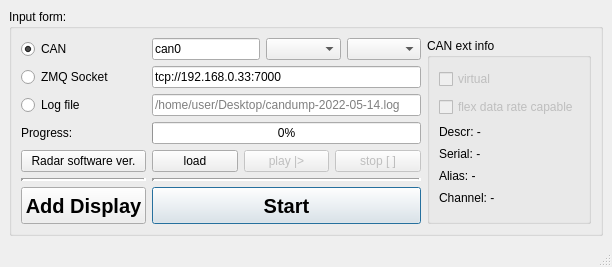
Qt form mainwindow.ui (anatoltrush/RadarVisual) before a commit.
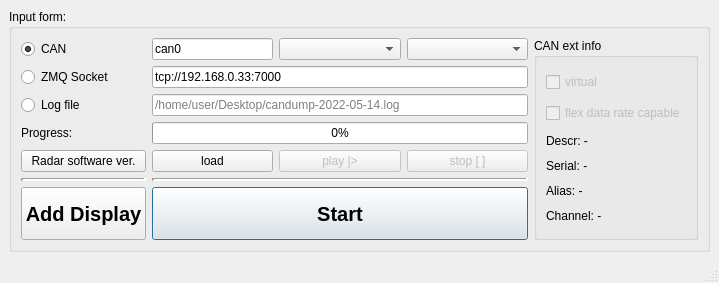
The same form after that commit. Icons and pictures are not drawn.

The edit to the form file:
```diff
--- a/mainwindow.ui
+++ b/mainwindow.ui
@@ -9,14 +9,14 @@
    <rect>
     <x>0</x>
     <y>0</y>
-    <width>612</width>
-    <height>267</height>
+    <width>719</width>
+    <height>283</height>
    </rect>
   </property>
   <property name="maximumSize">
    <size>
-    <width>840</width>
-    <height>400</height>
+    <width>720</width>
+    <height>300</height>
    </size>
   </property>
   <property name="focusPolicy">
@@ -62,6 +62,7 @@
          <property name="font">
           <font>
            <pointsize>15</pointsize>
+           <weight>75</weight>
            <bold>true</bold>
           </font>
          </property>
@@ -179,6 +180,7 @@
          <property name="font">
           <font>
            <pointsize>15</pointsize>
+           <weight>75</weight>
            <bold>true</bold>
           </font>
          </property>
```
